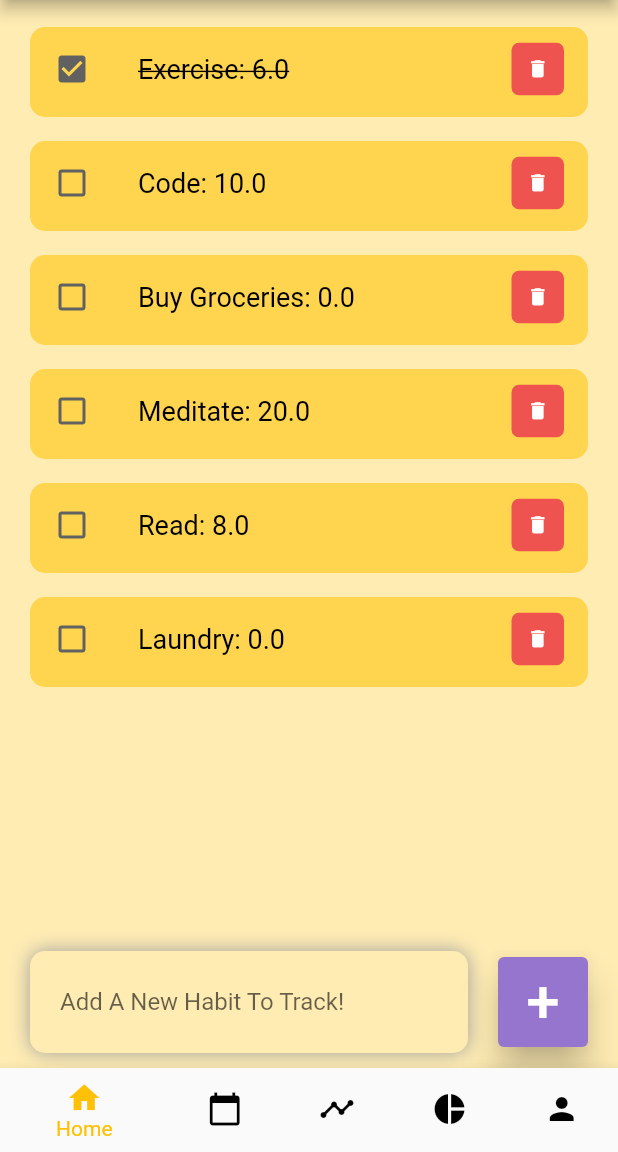
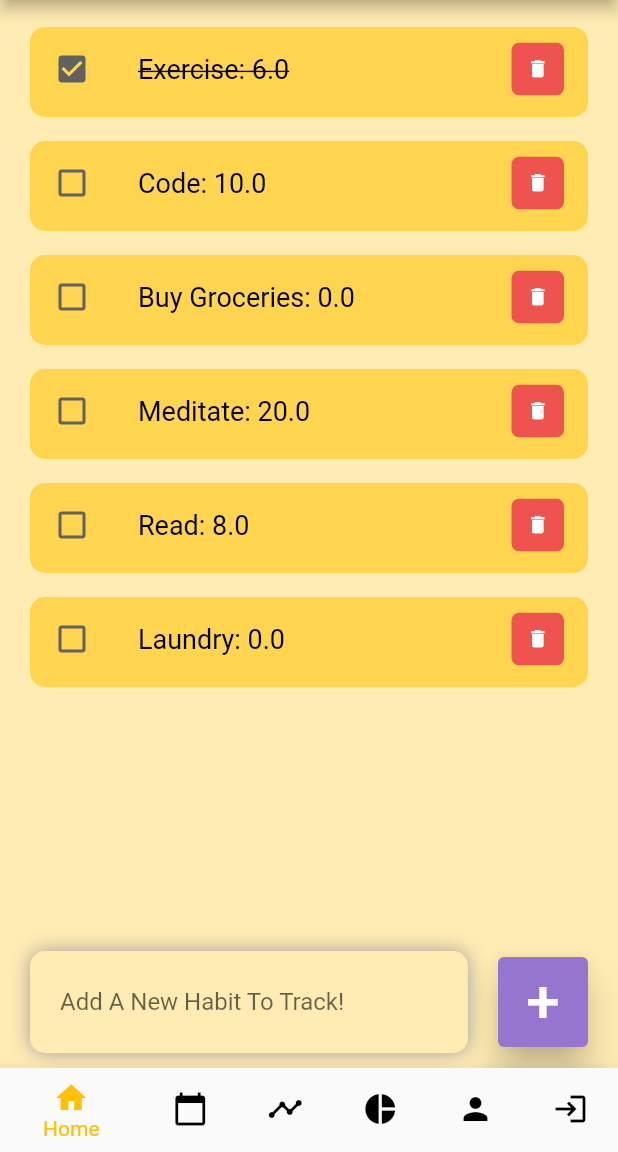
Before and after one commit to trangtran321/HabitTracker, a Flutter app: the screen it shows after launch, after a tap on an icon or button, on a phone screen of 412 x 824 dp, the part 84-1236 px from its top. Run offline on Flutter 3.47's test engine with Material 2 defaults, Android fonts, the phone set to English and light mode, and no system bars; our stand-ins replace fl_chart, syncfusion_flutter_calendar, syncfusion_flutter_charts; network calls fail.

Commit message:
made nonfunctional login page/updated package name

```diff
--- a/lib/main.dart
+++ b/lib/main.dart
@@ -4,6 +4,7 @@ import 'pages/calendar_page.dart';
 import 'pages/habits_page.dart';
 import 'pages/profile_page.dart';
 import 'services.dart/chartsBuilder.dart';
+import 'pages/login_page.dart';
 
 void main() {
   runApp(const MyApp());
@@ -41,6 +42,7 @@ List<Widget> screens = [
   HabitsPage(),
   chartBuilder(),
   const ProfilePage(),
+  const LoginPage(),
 ];
 
 class _NavigationScreenState extends State<NavigationScreen> {
@@ -69,6 +71,7 @@ class _NavigationScreenState extends State<NavigationScreen> {
           BottomNavigationBarItem(
               icon: Icon(Icons.pie_chart), label: "Progress"),
           BottomNavigationBarItem(icon: Icon(Icons.person), label: "Profile"),
+          BottomNavigationBarItem(icon: Icon(Icons.login), label: "Login"),
         ],
       ),
     );
--- a/lib/pages/habit_tile.dart
+++ b/lib/pages/habit_tile.dart
@@ -1,5 +1,5 @@
 import 'package:flutter/material.dart';
-import 'package:HabitTracker/services.dart/lists.dart';
+import 'package:habit_tracker/services.dart/lists.dart';
 
 class HabitTile extends StatelessWidget {
   final Habit habit;
--- a/lib/pages/habits_page.dart
+++ b/lib/pages/habits_page.dart
@@ -1,6 +1,6 @@
 import 'package:flutter/material.dart';
-import 'package:HabitTracker/services.dart/lists.dart';
-import 'package:HabitTracker/services.dart/chartsBuilder.dart';
+import 'package:habit_tracker/services.dart/lists.dart';
+import 'package:habit_tracker/services.dart/chartsBuilder.dart';
 
 class HabitsPage extends StatelessWidget {
   final habitsList = Habit.habitList();
--- a/lib/pages/home_page.dart
+++ b/lib/pages/home_page.dart
@@ -1,5 +1,5 @@
 import 'package:flutter/material.dart';
-import 'package:HabitTracker/services.dart/lists.dart';
+import 'package:habit_tracker/services.dart/lists.dart';
 import 'habit_tile.dart';
 
 class HomePage extends StatefulWidget {
--- /dev/null
+++ b/lib/pages/login_page.dart
@@ -0,0 +1,107 @@
+import 'package:flutter/material.dart';
+
+class LoginPage extends StatefulWidget {
+  const LoginPage({super.key});
+
+  @override
+  State<LoginPage> createState() => _LoginPageState();
+}
+
+class _LoginPageState extends State<LoginPage> {
+  TextEditingController userNameController = TextEditingController();
+  TextEditingController passwordController = TextEditingController();
+
+  @override
+  Widget build(BuildContext context) {
+    return Container(
+      color: Colors.amber[200],
+      padding: const EdgeInsets.all(10),
+      child: ListView(
+        children: <Widget>[
+          Container(
+            alignment: Alignment.center,
+            padding: const EdgeInsets.all(10),
+            child: const Text(
+              'Cultivate',
+              style: TextStyle(
+                  color: Colors.black,
+                  fontWeight: FontWeight.w500,
+                  fontSize: 30),
+            ),
+          ),
+          Container(
+            alignment: Alignment.center,
+            padding: const EdgeInsets.all(10),
+            child: const Text(
+              'Sign in',
+              style: TextStyle(
+                fontSize: 20,
+              ),
+            ),
+          ),
+          Container(
+            padding: const EdgeInsets.all(10),
+            child: TextField(
+              controller: userNameController,
+              decoration: const InputDecoration(
+                border: OutlineInputBorder(),
+                labelText: 'User Name',
+              ),
+            ),
+          ),
+          Container(
+            padding: const EdgeInsets.fromLTRB(10, 10, 10, 0),
+            child: TextField(
+              obscureText: true,
+              controller: passwordController,
+              decoration: const InputDecoration(
+                border: OutlineInputBorder(),
+                labelText: 'Password',
+              ),
+            ),
+          ),
+          TextButton(
+            onPressed: () {
+              //forgot password
+            },
+            child: const Text(
+              'Forgot Password',
+              style: TextStyle(color: Colors.black),
+            ),
+          ),
+          Container(
+            height: 50,
+            padding: const EdgeInsets.fromLTRB(10, 0, 10, 0),
+            child: ElevatedButton(
+              child: const Text(
+                'Login',
+                style: TextStyle(color: Colors.black),
+              ),
+              onPressed: () {
+                print(userNameController.text);
+                print(passwordController.text);
+              },
+            ),
+          ),
+          Row(
+            mainAxisAlignment: MainAxisAlignment.center,
+            children: <Widget>[
+              const Text(
+                'Does Not Have Account?',
+              ),
+              TextButton(
+                child: const Text(
+                  'Sign Up',
+                  style: TextStyle(fontSize: 20, color: Colors.black),
+                ),
+                onPressed: () {
+                  //signup screen
+                },
+              ),
+            ],
+          ),
+        ],
+      ),
+    );
+  }
+}
--- a/lib/services.dart/chartsBuilder.dart
+++ b/lib/services.dart/chartsBuilder.dart
@@ -1,7 +1,7 @@
 import 'package:fl_chart/fl_chart.dart';
 import 'package:flutter/material.dart';
 import 'package:syncfusion_flutter_charts/charts.dart';
-import 'package:HabitTracker/services.dart/lists.dart';
+import 'package:habit_tracker/services.dart/lists.dart';
 
 class chartBuilder extends StatelessWidget {
   final habitsList = Habit.habitList();
--- a/pubspec.yaml
+++ b/pubspec.yaml
@@ -1,4 +1,4 @@
-name: HabitTracker
+name: habit_tracker
 description: A new Flutter project.
 # The following line prevents the package from being accidentally published to
 # pub.dev using `flutter pub publish`. This is preferred for private packages.
```
